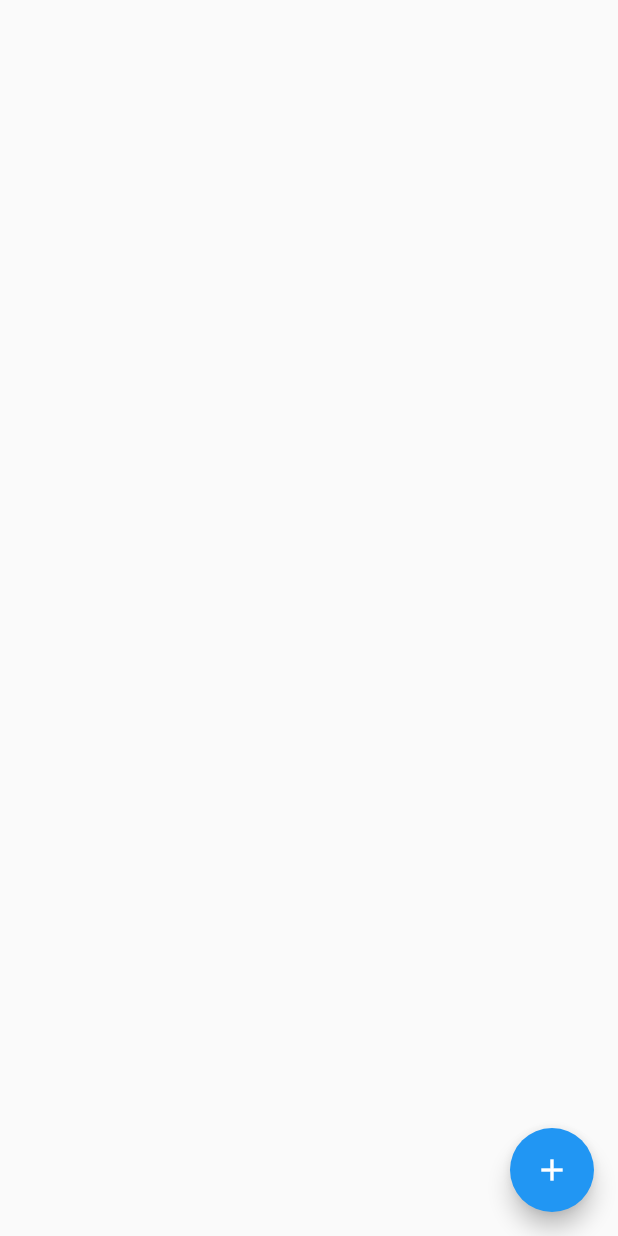
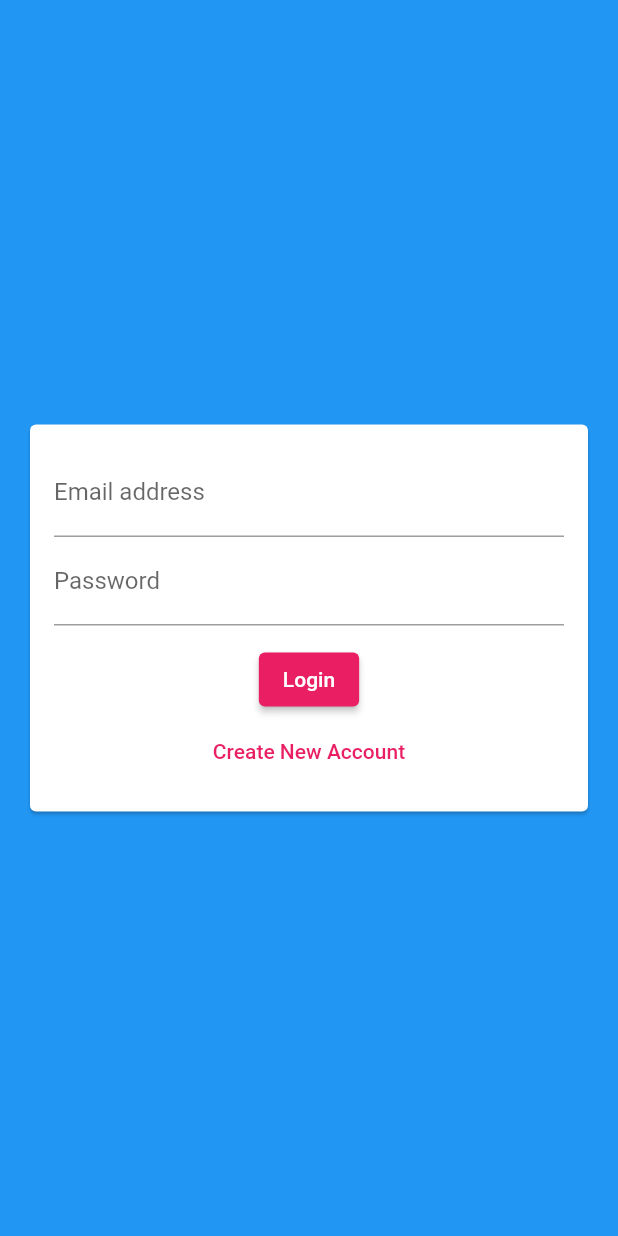
Before and after one commit to tee-jaay/frchat, a Flutter app: the screen it shows after launch, on a phone screen of 412 x 824 dp. Run offline on Flutter 3.47's test engine with Material 2 defaults, Android fonts, the phone set to English and light mode, and no system bars; our stand-ins replace cloud_firestore, firebase_core; accounts and stored records are empty.

Commit message:
auth form

```diff
--- a/lib/main.dart
+++ b/lib/main.dart
@@ -2,7 +2,7 @@
 import 'package:flutter/material.dart';
 import 'firebase_options.dart';
 
-import './screens/chat_screen.dart';
+import './screens/auth_screen.dart';
 
 void main() async {
   WidgetsFlutterBinding.ensureInitialized();
@@ -23,9 +23,16 @@
     return MaterialApp(
       title: 'FR Chat',
       theme: ThemeData(
-        primarySwatch: Colors.blue,
-      ),
-      home: const ChatScreen(),
+          backgroundColor: Colors.pink,
+          colorScheme: ColorScheme.fromSwatch(primarySwatch: Colors.pink)
+              .copyWith(secondary: Colors.deepPurple),
+          buttonTheme: ButtonTheme.of(context).copyWith(
+              buttonColor: Colors.pink,
+              textTheme: ButtonTextTheme.primary,
+              shape: RoundedRectangleBorder(
+                  borderRadius: BorderRadius.circular(20)))),
+      home: AuthScreen(),
+      routes: {},
     );
   }
 }
--- a/lib/screens/auth_screen.dart
+++ b/lib/screens/auth_screen.dart
@@ -0,0 +1,20 @@
+import 'package:flutter/material.dart';
+
+import '../widgets/auth_form.dart';
+
+class AuthScreen extends StatefulWidget {
+  const AuthScreen({Key? key}) : super(key: key);
+
+  @override
+  State<AuthScreen> createState() => _AuthScreenState();
+}
+
+class _AuthScreenState extends State<AuthScreen> {
+  @override
+  Widget build(BuildContext context) {
+    return Scaffold(
+      backgroundColor: Theme.of(context).primaryColor,
+      body: AuthForm(),
+    );
+  }
+}
--- /dev/null
+++ b/lib/widgets/auth_form.dart
@@ -0,0 +1,115 @@
+import 'package:flutter/material.dart';
+
+class AuthForm extends StatefulWidget {
+  const AuthForm({Key? key}) : super(key: key);
+
+  @override
+  State<AuthForm> createState() => _AuthFormState();
+}
+
+class _AuthFormState extends State<AuthForm> {
+  final _formKey = GlobalKey<FormState>();
+  late bool _isLogin = true;
+  String _userEmail = '';
+  String _userName = '';
+  String _userPassword = '';
+
+  void _trySubmit() {
+    final isValid = _formKey.currentState!.validate();
+    FocusScope.of(context).unfocus();
+
+    if (isValid) {
+      _formKey.currentState!.save();
+      print(_userEmail);
+      print(_userName);
+      print(_userPassword);
+
+      // send auth request
+    }
+  }
+
+  @override
+  Widget build(BuildContext context) {
+    return Center(
+      child: Card(
+        margin: const EdgeInsets.all(20),
+        child: SingleChildScrollView(
+          child: Padding(
+            padding: const EdgeInsets.all(16),
+            child: Form(
+              key: _formKey,
+              child: Column(
+                mainAxisSize: MainAxisSize.min,
+                children: [
+                  TextFormField(
+                    key: const ValueKey('email'),
+                    onSaved: (val) {
+                      _userEmail = val!;
+                    },
+                    validator: (value) {
+                      if (value!.isEmpty || !value.contains('@')) {
+                        return 'Enter valid email address';
+                      }
+                      return null;
+                    },
+                    keyboardType: TextInputType.emailAddress,
+                    decoration: const InputDecoration(
+                      labelText: 'Email address',
+                    ),
+                  ),
+                  if (!_isLogin)
+                    TextFormField(
+                      key: const ValueKey('username'),
+                      onSaved: (val) {
+                        _userName = val!;
+                      },
+                      validator: (value) {
+                        if (value!.isEmpty || value.length < 4) {
+                          return 'Username at least 4 characters';
+                        }
+                        return null;
+                      },
+                      decoration: const InputDecoration(
+                        labelText: 'Username',
+                      ),
+                    ),
+                  TextFormField(
+                    key: const ValueKey('password'),
+                    onSaved: (val) {
+                      _userPassword = val!;
+                    },
+                    validator: (value) {
+                      if (value!.isEmpty || value.length < 7) {
+                        return 'Password length must be at least 7';
+                      }
+                      return null;
+                    },
+                    decoration: const InputDecoration(
+                      labelText: 'Password',
+                    ),
+                    obscureText: true,
+                  ),
+                  const SizedBox(
+                    height: 12,
+                  ),
+                  ElevatedButton(
+                      onPressed: _trySubmit,
+                      child: Text(_isLogin ? 'Login' : 'Signup')),
+                  TextButton(
+                      onPressed: () {
+                        setState(() {
+                          _isLogin = !_isLogin;
+                        });
+                      },
+                      child: Text(_isLogin
+                          ? 'Create New Account'
+                          : 'I already have an account')),
+                ],
+              ),
+            ),
+          ),
+        ),
+      ),
+    );
+  }
+}
```
